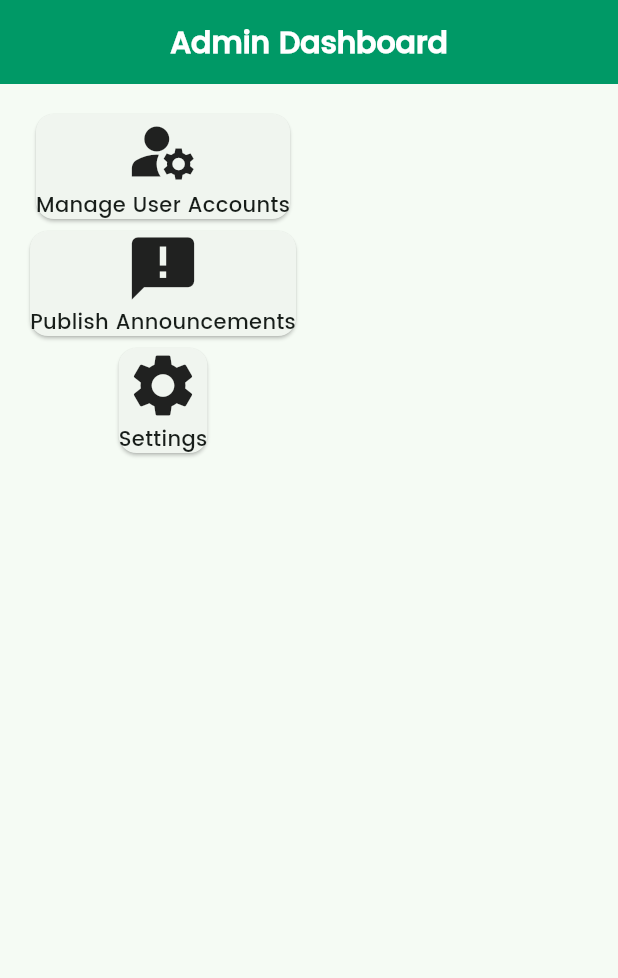
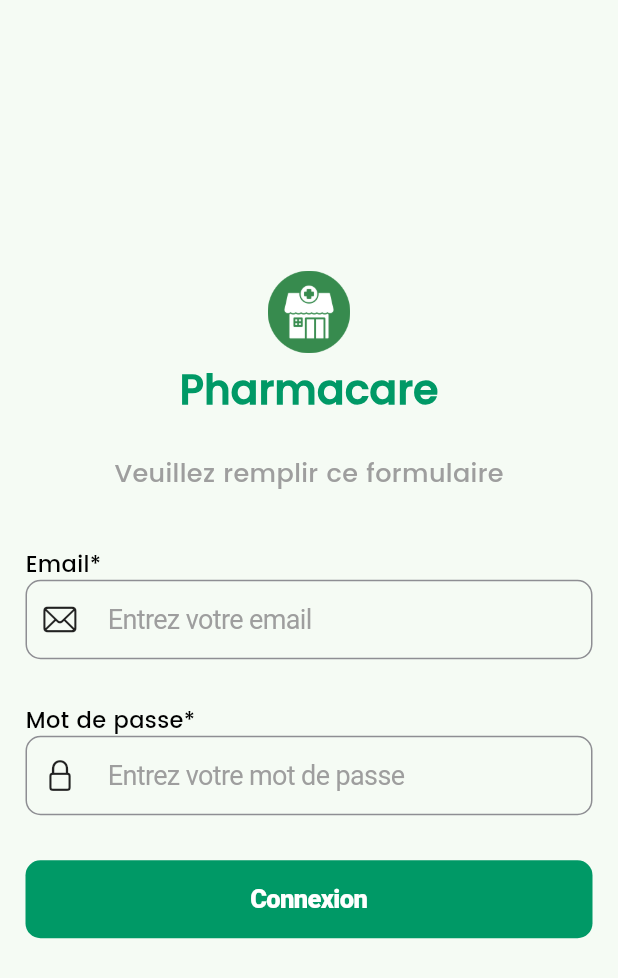
Before and after one commit to sergiojuniorchebeu/soutenance-niveau-3, a Flutter app: the screen it shows after launch, on a phone screen of 412 x 824 dp. Shown: the top 978 px of the screen. Run offline on Flutter 3.47's test engine with Material 3 defaults, Android fonts, the phone set to English and light mode, and no system bars; our stand-ins replace fl_chart, flutter_spinkit, smooth_page_indicator.

Commit message:
second commit

```diff
--- a/lib/New Ui and app/New UI/Admin/HomePage.dart
+++ b/lib/New Ui and app/New UI/Admin/HomePage.dart
@@ -1,66 +1,53 @@
 import 'package:flutter/material.dart';
+import 'package:projetsout/AppWidget.dart';
 
-class AdminDashboardPage extends StatelessWidget {
-  const AdminDashboardPage({super.key});
+import 'Gestion Annonces.dart';
+import 'Gestion Utilisateur.dart';
+import 'Notifications.dart';
+
+class AdminDashboard extends StatelessWidget {
+  const AdminDashboard({super.key});
 
   @override
   Widget build(BuildContext context) {
-    return Scaffold(
-      appBar: AppBar(
-        title: const Text('Admin Dashboard'),
-      ),
-      body: Padding(
-        padding: const EdgeInsets.all(16.0),
-        child: Column(
+    return DefaultTabController(
+      length: 3,
+      child: Scaffold(
+        appBar: AppBar(
+         title: Row(
+           mainAxisAlignment: MainAxisAlignment.center,
+           children: [
+             Text('Pharmacare',
+                 style: Appwidget.styledetexte(
+                     couleur: Colors.white,
+                     taille: 20,
+                     w: FontWeight.bold)),
+             const SizedBox(width: 10,),
+             Image.asset(
+               "assets/img/pharmacie (1).png",
+               height: 40,
+             )
+           ],
+         ),
+          bottom: TabBar(
+            labelStyle: Appwidget.styledetexte(
+              couleur: Colors.white, w: FontWeight.bold
+            ),
+            tabs: const [
+              Tab(text: 'Gestion Utilisateur',),
+              Tab(text: 'Gestion Annonces'),
+              Tab(text: 'Notifications'),
+            ],
+          ),
+        ),
+        body: const TabBarView(
           children: [
-            DashboardCard(
-              icon: Icons.manage_accounts,
-              title: 'Manage User Accounts',
-              onPressed: () {
-                // Navigate to Manage User Accounts Page
-              },
-            ),
-            DashboardCard(
-              icon: Icons.announcement,
-              title: 'Publish Announcements',
-              onPressed: () {
-                // Navigate to Publish Announcements Page
-              },
-            ),
-            DashboardCard(
-              icon: Icons.settings,
-              title: 'Settings',
-              onPressed: () {
-                // Navigate to Settings Page
-              },
-            ),
+            UserManagementPage(),
+            AnnouncementManagementPage(),
+            NotificationPageAdmin(),
           ],
         ),
       ),
     );
   }
 }
-
-class DashboardCard extends StatelessWidget {
-  final IconData icon;
-  final String title;
-  final VoidCallback onPressed;
-
-  const DashboardCard({required this.icon, required this.title, required this.onPressed});
-
-  @override
-  Widget build(BuildContext context) {
-    return Card(
-      child: InkWell(
-        onTap: onPressed,
-        child: Column(
-          mainAxisAlignment: MainAxisAlignment.center,
-          children: [
-            Icon(icon, size: 50),
-            Text(title),
-          ],
-        ),
-      ),
-    );
-  }
-}
--- /dev/null
+++ b/lib/New Ui and app/New UI/Admin/Landing Page Admin.dart
@@ -0,0 +1,118 @@
+import 'package:flutter/material.dart';
+import 'package:flutter/cupertino.dart';
+import 'package:projetsout/New%20Ui%20and%20app/New%20UI/Admin/HomePage.dart';
+import '../../../AppWidget.dart';
+
+
+class LoginAdmin extends StatelessWidget {
+  const LoginAdmin({super.key});
+
+  @override
+  Widget build(BuildContext context) {
+    return Scaffold(
+      //appBar: Appwidget.appBar(),
+      body: Center(
+        child: SingleChildScrollView(
+          padding: const EdgeInsets.symmetric(horizontal: 17.0),
+          child: Column(
+            mainAxisAlignment: MainAxisAlignment.center,
+            children: [
+              Padding(
+                  padding: const EdgeInsets.only(bottom: 5),
+                  child: Image.asset(
+                    "assets/img/pharmacie (1).png",
+                    height: 55,
+                  )),
+              // sergiojuniorchebeu@gmail.com
+              Text('Pharmacare',
+                  style: Appwidget.styledetexte(
+                      couleur: Appwidget.customGreen,
+                      taille: 27,
+                      w: FontWeight.bold)),
+              const SizedBox(height: 16),
+              Padding(
+                padding: const EdgeInsets.all(8.0),
+                child: Text(
+                  "Veuillez remplir ce formulaire",
+                  style: Appwidget.styledetexte(
+                      taille: 17, couleur: Colors.grey),
+                ),
+              ),
+              const SizedBox(
+                height: 30,
+              ),
+              Row(
+                children: [
+                  Text(
+                    "Email*",
+                    style: Appwidget.styledetexte(taille: 15),
+                  ),
+                ],
+              ),
+              CupertinoTextField(
+                padding:
+                const EdgeInsets.symmetric(vertical: 15, horizontal: 10),
+                placeholder: 'Entrez votre email',
+                placeholderStyle:
+                Appwidget.styledetexte(taille: 18, couleur: Colors.grey),
+                prefix: const Padding(
+                  padding: EdgeInsets.symmetric(horizontal: 10),
+                  child: Icon(CupertinoIcons.mail),
+                ),
+                decoration: BoxDecoration(
+                  border: Border.all(
+                    color: CupertinoColors.systemGrey,
+                  ),
+                  borderRadius: BorderRadius.circular(10),
+                ),
+              ),
+              const SizedBox(height: 30),
+              Row(
+                children: [
+                  Text(
+                    "Mot de passe*",
+                    style: Appwidget.styledetexte(taille: 15),
+                  ),
+                ],
+              ),
+              CupertinoTextField(
+                padding:
+                const EdgeInsets.symmetric(vertical: 15, horizontal: 10),
+                placeholder: 'Entrez votre mot de passe',
+                placeholderStyle:
+                Appwidget.styledetexte(taille: 18, couleur: Colors.grey),
+                obscureText: true,
+                prefix: const Padding(
+                  padding: EdgeInsets.symmetric(horizontal: 10),
+                  child: Icon(CupertinoIcons.lock),
+                ),
+                decoration: BoxDecoration(
+                  border: Border.all(
+                    color: CupertinoColors.systemGrey,
+                  ),
+                  borderRadius: BorderRadius.circular(10),
+                ),
+              ),
+              const SizedBox(height: 30),
+              SizedBox(
+                width: double.infinity,
+                child: CupertinoButton(
+                  color: Appwidget.customGreen,
+                  borderRadius: BorderRadius.circular(10.0),
+                  onPressed: () {
+                    Navigator.push(context, MaterialPageRoute(builder: (context)=>const AdminDashboard()));
+                  },
+                  child: Text('Connexion',
+                      style: Appwidget.styledetexte(
+                          w: FontWeight.w800, couleur: Colors.white)),
+                ),
+              ),
+              const SizedBox(height: 18),
+
+            ],
+          ),
+        ),
+      ),
+    );
+  }
+}
--- a/lib/main.dart
+++ b/lib/main.dart
@@ -2,6 +2,8 @@ import 'package:flutter/material.dart';
 import 'package:projetsout/New%20Ui%20and%20app/New%20UI/Landing%20Page.dart';
 import 'AppWidget.dart';
 import 'New Ui and app/New UI/Admin/HomePage.dart';
+import 'New Ui and app/New UI/Admin/Landing Page Admin.dart';
+import 'New Ui and app/New UI/Pharmacies/Home Page.dart';
 import 'New Ui and app/New UI/Pharmacies/Landing pharmacies.dart';
 
 
@@ -37,7 +39,7 @@ class MyApp extends StatelessWidget {
       ),
       initialRoute: '/',
       routes: {
-        '/': (context) => const AdminDashboardPage(),
+        '/': (context) =>  const LoginAdmin(),
         //'/seConnecter': (context) => LoginPage(),
       },
     );
--- a/pubspec.yaml
+++ b/pubspec.yaml
@@ -40,6 +40,7 @@ dependencies:
   fl_chart: ^0.68.0
   flutter_launcher_icons: ^0.13.1
   flutter_native_splash: ^2.4.1
+
 
 
 
```
Also changed, not shown: lib/New Ui and app/New UI/Admin/Gestion Annonces.dart (added, +175 -0 lines), lib/New Ui and app/New UI/Admin/Gestion Utilisateur.dart (added, +252 -0 lines), lib/New Ui and app/New UI/Admin/Notifications.dart (added, +68 -0 lines).
